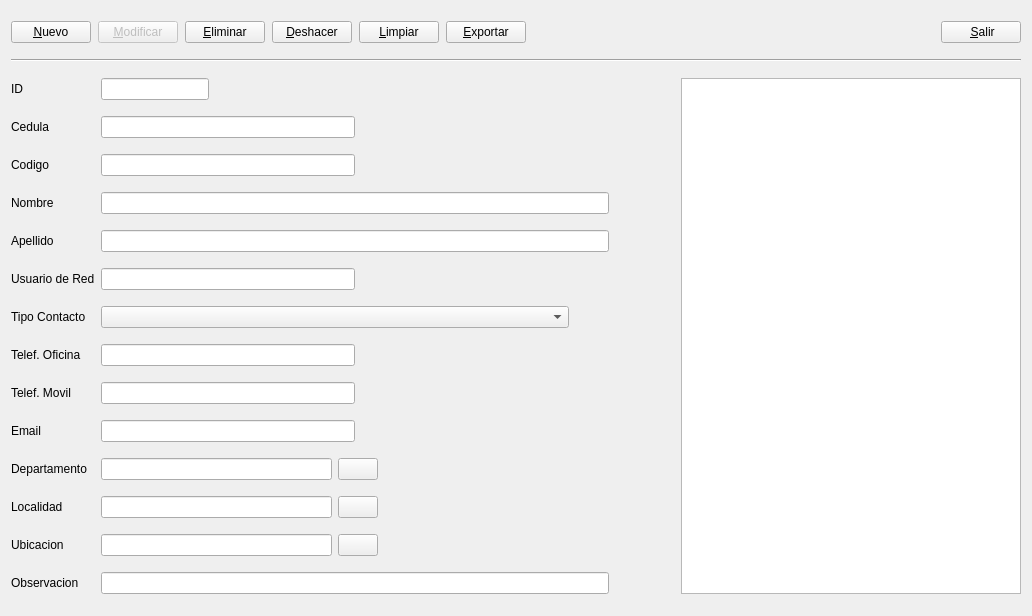
The window that src/contactos.ui (foxcarlos/asiste) describes before a commit, drawn with Qt 5.
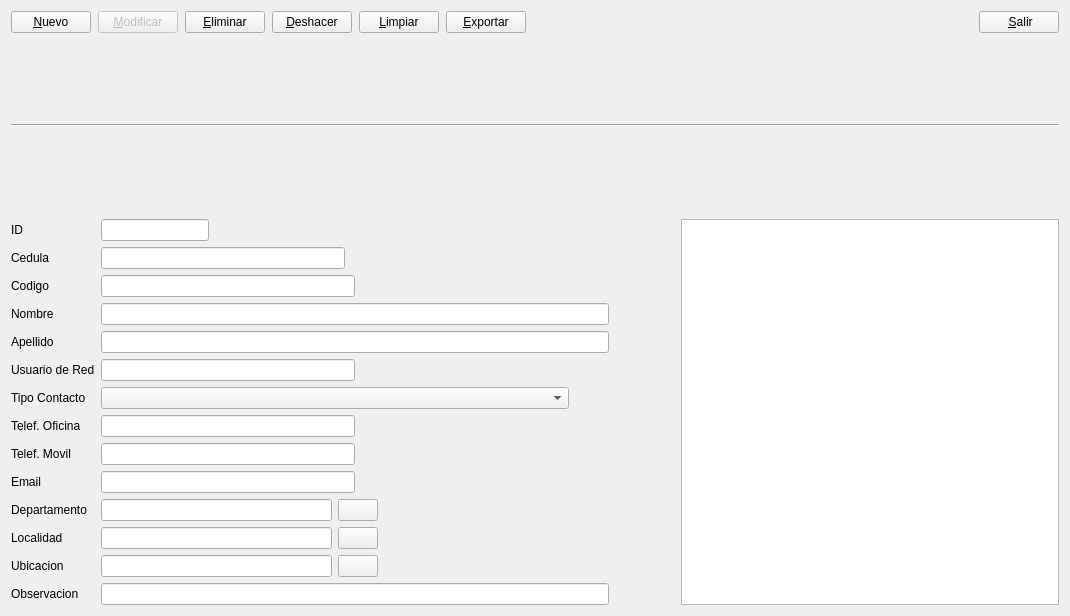
The same window after the commit. Icons and pictures are not drawn.

Patch:
```diff
--- a/src/contactos.ui
+++ b/src/contactos.ui
@@ -6,7 +6,7 @@
    <rect>
     <x>0</x>
     <y>0</y>
-    <width>1032</width>
+    <width>1070</width>
     <height>616</height>
    </rect>
   </property>
@@ -138,21 +138,40 @@
      </item>
     </layout>
    </item>
-   <item row="1" column="0" colspan="4">
+   <item row="1" column="0" rowspan="2" colspan="4">
     <widget class="Line" name="line">
+     <property name="frameShadow">
+      <enum>QFrame::Sunken</enum>
+     </property>
      <property name="orientation">
       <enum>Qt::Horizontal</enum>
      </property>
     </widget>
    </item>
-   <item row="2" column="0">
+   <item row="2" column="1">
+    <spacer name="verticalSpacer">
+     <property name="orientation">
+      <enum>Qt::Vertical</enum>
+     </property>
+     <property name="sizeType">
+      <enum>QSizePolicy::Preferred</enum>
+     </property>
+     <property name="sizeHint" stdset="0">
+      <size>
+       <width>20</width>
+       <height>10</height>
+      </size>
+     </property>
+    </spacer>
+   </item>
+   <item row="3" column="0">
     <widget class="QLabel" name="lblId">
      <property name="text">
       <string>ID</string>
      </property>
     </widget>
    </item>
-   <item row="2" column="1">
+   <item row="3" column="1">
     <layout class="QHBoxLayout" name="horizontalLayout_2">
      <item>
       <widget class="QLineEdit" name="lineEdit"/>
@@ -163,7 +182,7 @@
         <enum>Qt::Horizontal</enum>
        </property>
        <property name="sizeType">
-        <enum>QSizePolicy::Preferred</enum>
+        <enum>QSizePolicy::Expanding</enum>
        </property>
        <property name="sizeHint" stdset="0">
         <size>
@@ -175,18 +194,34 @@
      </item>
     </layout>
    </item>
-   <item row="2" column="3" rowspan="14">
-    <widget class="QTableWidget" name="tableWidget"/>
+   <item row="3" column="3" rowspan="14">
+    <widget class="QTableWidget" name="tableWidget">
+     <property name="sizePolicy">
+      <sizepolicy hsizetype="Expanding" vsizetype="Expanding">
+       <horstretch>0</horstretch>
+       <verstretch>0</verstretch>
+      </sizepolicy>
+     </property>
+     <property name="layoutDirection">
+      <enum>Qt::RightToLeft</enum>
+     </property>
+    </widget>
    </item>
-   <item row="3" column="0">
+   <item row="4" column="0">
     <widget class="QLabel" name="lblCedula">
      <property name="text">
       <string>Cedula</string>
      </property>
     </widget>
    </item>
-   <item row="3" column="1">
+   <item row="4" column="1">
     <layout class="QHBoxLayout" name="horizontalLayout_3">
+     <property name="topMargin">
+      <number>0</number>
+     </property>
+     <property name="rightMargin">
+      <number>20</number>
+     </property>
      <item>
       <widget class="QLineEdit" name="lineEdit_2"/>
      </item>
@@ -205,7 +240,7 @@
      </item>
     </layout>
    </item>
-   <item row="3" column="2">
+   <item row="4" column="2">
     <spacer name="horizontalSpacer">
      <property name="orientation">
       <enum>Qt::Horizontal</enum>
@@ -221,14 +256,14 @@
      </property>
     </spacer>
    </item>
-   <item row="4" column="0">
+   <item row="5" column="0">
     <widget class="QLabel" name="lblCodigp">
      <property name="text">
       <string>Codigo</string>
      </property>
     </widget>
    </item>
-   <item row="4" column="1">
+   <item row="5" column="1">
     <layout class="QHBoxLayout" name="horizontalLayout_4">
      <item>
       <widget class="QLineEdit" name="lineEdit_3"/>
@@ -248,42 +283,42 @@
      </item>
     </layout>
    </item>
-   <item row="5" column="0">
+   <item row="6" column="0">
     <widget class="QLabel" name="lblNombre">
      <property name="text">
       <string>Nombre</string>
      </property>
     </widget>
    </item>
-   <item row="5" column="1">
+   <item row="6" column="1">
     <layout class="QHBoxLayout" name="horizontalLayout_5">
      <item>
       <widget class="QLineEdit" name="lineEdit_4"/>
      </item>
     </layout>
    </item>
-   <item row="6" column="0">
+   <item row="7" column="0">
     <widget class="QLabel" name="lblApellido">
      <property name="text">
       <string>Apellido</string>
      </property>
     </widget>
    </item>
-   <item row="6" column="1">
+   <item row="7" column="1">
     <layout class="QHBoxLayout" name="horizontalLayout_6">
      <item>
       <widget class="QLineEdit" name="lineEdit_5"/>
      </item>
     </layout>
    </item>
-   <item row="7" column="0">
+   <item row="8" column="0">
     <widget class="QLabel" name="lblUsuarioRed">
      <property name="text">
       <string>Usuario de Red</string>
      </property>
     </widget>
    </item>
-   <item row="7" column="1">
+   <item row="8" column="1">
     <layout class="QHBoxLayout" name="horizontalLayout_7">
      <item>
       <widget class="QLineEdit" name="lineEdit_6"/>
@@ -303,14 +338,14 @@
      </item>
     </layout>
    </item>
-   <item row="8" column="0">
+   <item row="9" column="0">
     <widget class="QLabel" name="lblTipoContacto">
      <property name="text">
       <string>Tipo Contacto</string>
      </property>
     </widget>
    </item>
-   <item row="8" column="1">
+   <item row="9" column="1">
     <layout class="QHBoxLayout" name="horizontalLayout_8">
      <item>
       <widget class="QComboBox" name="comboBox"/>
@@ -333,14 +368,14 @@
      </item>
     </layout>
    </item>
-   <item row="9" column="0">
+   <item row="10" column="0">
     <widget class="QLabel" name="lblTelfOficina">
      <property name="text">
       <string>Telef. Oficina</string>
      </property>
     </widget>
    </item>
-   <item row="9" column="1">
+   <item row="10" column="1">
     <layout class="QHBoxLayout" name="horizontalLayout_9">
      <item>
       <widget class="QLineEdit" name="lineEdit_8"/>
@@ -360,14 +395,14 @@
      </item>
     </layout>
    </item>
-   <item row="10" column="0">
+   <item row="11" column="0">
     <widget class="QLabel" name="lblMovil">
      <property name="text">
       <string>Telef. Movil</string>
      </property>
     </widget>
    </item>
-   <item row="10" column="1">
+   <item row="11" column="1">
     <layout class="QHBoxLayout" name="horizontalLayout_10">
      <item>
       <widget class="QLineEdit" name="lineEdit_9"/>
@@ -387,14 +422,14 @@
      </item>
     </layout>
    </item>
-   <item row="11" column="0">
+   <item row="12" column="0">
     <widget class="QLabel" name="lblEmail">
      <property name="text">
       <string>Email</string>
      </property>
     </widget>
    </item>
-   <item row="11" column="1">
+   <item row="12" column="1">
     <layout class="QHBoxLayout" name="horizontalLayout_11">
      <item>
       <widget class="QLineEdit" name="lineEdit_10"/>
@@ -414,14 +449,14 @@
      </item>
     </layout>
    </item>
-   <item row="12" column="0">
+   <item row="13" column="0">
     <widget class="QLabel" name="lblDpto">
      <property name="text">
       <string>Departamento</string>
      </property>
     </widget>
    </item>
-   <item row="12" column="1">
+   <item row="13" column="1">
     <layout class="QHBoxLayout" name="horizontalLayout_12">
      <item>
       <widget class="QLineEdit" name="lineEdit_11"/>
@@ -452,14 +487,14 @@
      </item>
     </layout>
    </item>
-   <item row="13" column="0">
+   <item row="14" column="0">
     <widget class="QLabel" name="lblLocalidad">
      <property name="text">
       <string>Localidad</string>
      </property>
     </widget>
    </item>
-   <item row="13" column="1">
+   <item row="14" column="1">
     <layout class="QHBoxLayout" name="horizontalLayout_13">
      <item>
       <widget class="QLineEdit" name="lineEdit_12"/>
@@ -490,14 +525,14 @@
      </item>
     </layout>
    </item>
-   <item row="14" column="0">
+   <item row="15" column="0">
     <widget class="QLabel" name="lblUbicacion">
      <property name="text">
       <string>Ubicacion</string>
      </property>
     </widget>
    </item>
-   <item row="14" column="1">
+   <item row="15" column="1">
     <layout class="QHBoxLayout" name="horizontalLayout_14">
      <item>
       <widget class="QLineEdit" name="lineEdit_13"/>
@@ -528,14 +563,14 @@
      </item>
     </layout>
    </item>
-   <item row="15" column="0">
+   <item row="16" column="0">
     <widget class="QLabel" name="lblObservacion">
      <property name="text">
       <string>Observacion</string>
      </property>
     </widget>
    </item>
-   <item row="15" column="1">
+   <item row="16" column="1">
     <layout class="QHBoxLayout" name="horizontalLayout_15">
      <item>
       <widget class="QLineEdit" name="lineEdit_14"/>
```
